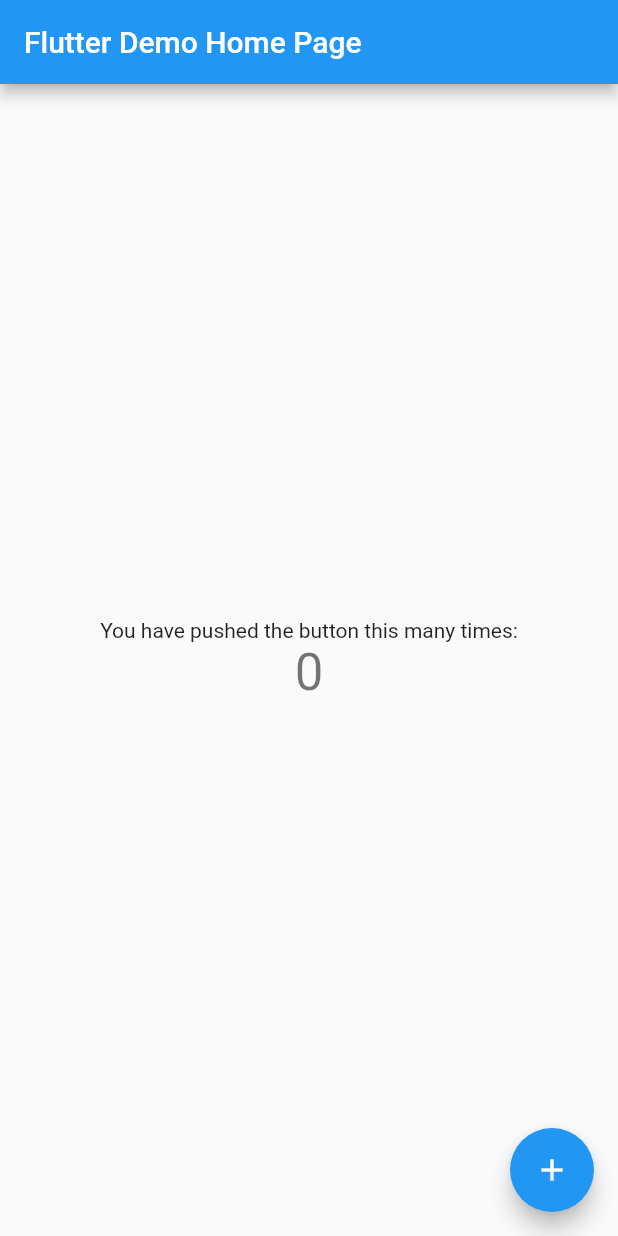
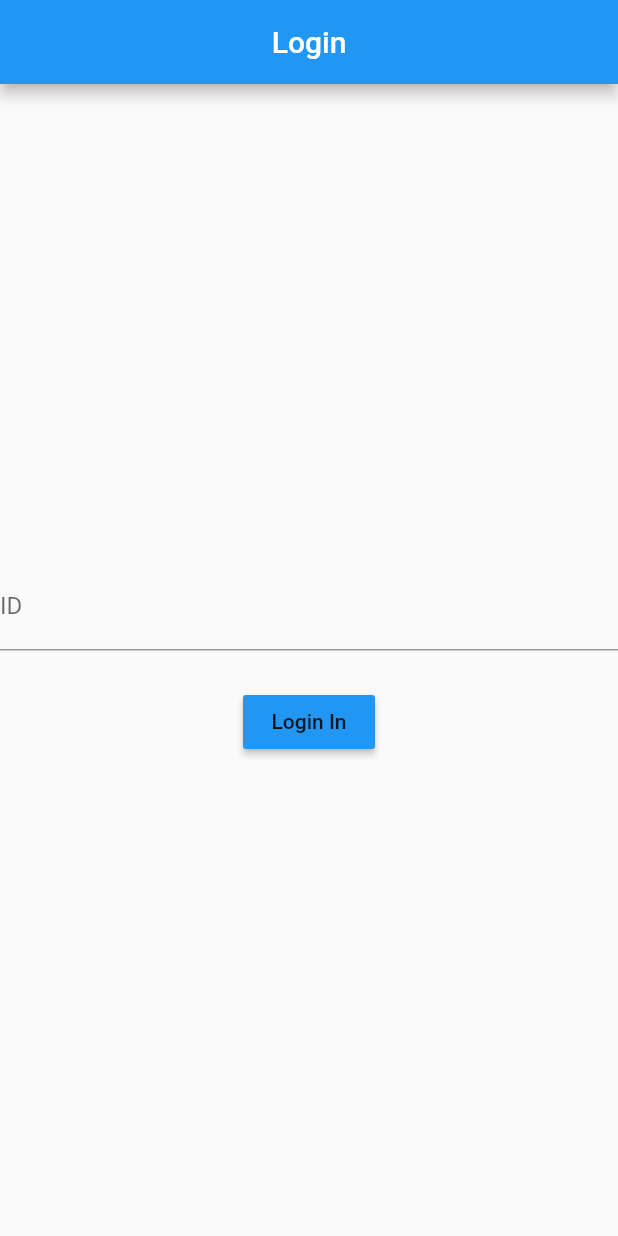
Before and after one commit to CustomizableApp/customizable_app, a Flutter app: the screen it shows after launch, on a phone screen of 412 x 824 dp. Run offline on Flutter 3.47's test engine with Material 2 defaults, Android fonts, the phone set to English and light mode, and no system bars; our stand-ins replace firebase_auth, firebase_core; missing offline and left inert: firebase_auth_web, firebase_core_web; accounts and stored records are empty.

Commit message:
chekckbox and simple login by id

```diff
--- a/lib/main.dart
+++ b/lib/main.dart
@@ -1,3 +1,4 @@
+import 'package:customizable_app/pages/login.dart';
 import 'package:flutter/material.dart';
 
 void main() {
@@ -24,92 +25,7 @@ class MyApp extends StatelessWidget {
         // is not restarted.
         primarySwatch: Colors.blue,
       ),
-      home: const MyHomePage(title: 'Flutter Demo Home Page'),
+      home: Login(),
     );
   }
 }
-
-class MyHomePage extends StatefulWidget {
-  const MyHomePage({Key? key, required this.title}) : super(key: key);
-
-  // This widget is the home page of your application. It is stateful, meaning
-  // that it has a State object (defined below) that contains fields that affect
-  // how it looks.
-
-  // This class is the configuration for the state. It holds the values (in this
-  // case the title) provided by the parent (in this case the App widget) and
-  // used by the build method of the State. Fields in a Widget subclass are
-  // always marked "final".
-
-  final String title;
-
-  @override
-  State<MyHomePage> createState() => _MyHomePageState();
-}
-
-class _MyHomePageState extends State<MyHomePage> {
-  int _counter = 0;
-
-  void _incrementCounter() {
-    setState(() {
-      // This call to setState tells the Flutter framework that something has
-      // changed in this State, which causes it to rerun the build method below
-      // so that the display can reflect the updated values. If we changed
-      // _counter without calling setState(), then the build method would not be
-      // called again, and so nothing would appear to happen.
-      _counter++;
-    });
-  }
-
-  @override
-  Widget build(BuildContext context) {
-    // This method is rerun every time setState is called, for instance as done
-    // by the _incrementCounter method above.
-    //
-    // The Flutter framework has been optimized to make rerunning build methods
-    // fast, so that you can just rebuild anything that needs updating rather
-    // than having to individually change instances of widgets.
-    return Scaffold(
-      appBar: AppBar(
-        // Here we take the value from the MyHomePage object that was created by
-        // the App.build method, and use it to set our appbar title.
-        title: Text(widget.title),
-      ),
-      body: Center(
-        // Center is a layout widget. It takes a single child and positions it
-        // in the middle of the parent.
-        child: Column(
-          // Column is also a layout widget. It takes a list of children and
-          // arranges them vertically. By default, it sizes itself to fit its
-          // children horizontally, and tries to be as tall as its parent.
-          //
-          // Invoke "debug painting" (press "p" in the console, choose the
-          // "Toggle Debug Paint" action from the Flutter Inspector in Android
-          // Studio, or the "Toggle Debug Paint" command in Visual Studio Code)
-          // to see the wireframe for each widget.
-          //
-          // Column has various properties to control how it sizes itself and
-          // how it positions its children. Here we use mainAxisAlignment to
-          // center the children vertically; the main axis here is the vertical
-          // axis because Columns are vertical (the cross axis would be
-          // horizontal).
-          mainAxisAlignment: MainAxisAlignment.center,
-          children: <Widget>[
-            const Text(
-              'You have pushed the button this many times:',
-            ),
-            Text(
-              '$_counter',
-              style: Theme.of(context).textTheme.headline4,
-            ),
-          ],
-        ),
-      ),
-      floatingActionButton: FloatingActionButton(
-        onPressed: _incrementCounter,
-        tooltip: 'Increment',
-        child: const Icon(Icons.add),
-      ), // This trailing comma makes auto-formatting nicer for build methods.
-    );
-  }
-}
--- /dev/null
+++ b/lib/pages/login.dart
@@ -0,0 +1,51 @@
+import 'package:flutter/material.dart';
+
+import 'adminPage.dart';
+
+class Login extends StatefulWidget{
+  @override
+  _LoginState createState() => _LoginState();
+}
+
+class _LoginState extends State<Login>{
+  TextEditingController _id = TextEditingController();
+
+
+  @override
+  Widget build(BuildContext context) {
+    return Scaffold(
+      appBar: AppBar(
+        title: Text("Login"),
+        centerTitle: true,
+      ),
+      body: Container(
+        child: Column(
+          mainAxisAlignment: MainAxisAlignment.center,
+          children: [
+            Container(
+              child: TextFormField(
+                controller: _id,
+                decoration: InputDecoration(
+                  hintText: "Enter your ID",
+                  labelText: "ID",
+                ),
+              ),
+            ),
+            SizedBox(height: MediaQuery.of(context).size.height / 35),
+            MaterialButton(
+              color: Colors.blue,
+              child: Text("Login In"),
+              onPressed: () {
+                if( _id.text.toString() == "1"  ){
+                  Navigator.push(context, MaterialPageRoute(builder: (context)=> AdminPage(),
+                  ),
+                  );
+                }
+              },
+            )
+          ],
+        ),
+      ),
+    );
+  }
+}
```
Also changed, not shown: lib/pages/adminPage.dart (added, +77 -0 lines), lib/pages/userPage.dart (added, +76 -0 lines), 1 other file.
